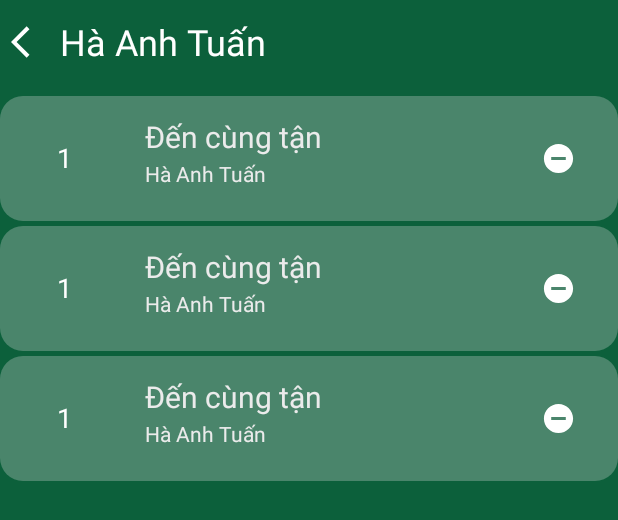
After one commit to Hailong27/AppMusic, an Android app: the layout list_song.xml on its own in the app's theme, with its tools: preview values and no code run, on a phone screen of 412 x 824 dp. The commit adds this screen. Shown: the top 520 px of the screen. Run offline under Robolectric (Android 15) with nearby library versions, the phone set to English and light mode, and no system bars.

Commit message:
update Hieu branch

```diff
--- a/app/src/main/res/drawable/baseline_arrow_back_ios_24.xml
+++ b/app/src/main/res/drawable/baseline_arrow_back_ios_24.xml
@@ -1,5 +1,5 @@
 <vector android:autoMirrored="true" android:height="25dp"
-    android:tint="#0C603B" android:viewportHeight="24"
+    android:tint="#FFFFFF" android:viewportHeight="24"
     android:viewportWidth="24" android:width="25dp" xmlns:android="http://schemas.android.com/apk/res/android">
     <path android:fillColor="@android:color/white" android:pathData="M11.67,3.87L9.9,2.1 0,12l9.9,9.9 1.77,-1.77L3.54,12z"/>
 </vector>
--- /dev/null
+++ b/app/src/main/res/drawable/baseline_disc_full_24.xml
@@ -0,0 +1,5 @@
+<vector android:height="40dp" android:tint="#0C603B"
+    android:viewportHeight="24" android:viewportWidth="24"
+    android:width="40dp" xmlns:android="http://schemas.android.com/apk/res/android">
+    <path android:fillColor="@android:color/white" android:pathData="M20,16h2v-2h-2v2zM20,7v5h2L22,7h-2zM10,4c-4.42,0 -8,3.58 -8,8s3.58,8 8,8 8,-3.58 8,-8 -3.58,-8 -8,-8zM10,14c-1.1,0 -2,-0.9 -2,-2s0.9,-2 2,-2 2,0.9 2,2 -0.9,2 -2,2z"/>
+</vector>
--- /dev/null
+++ b/app/src/main/res/drawable/baseline_do_not_disturb_on_24.xml
@@ -0,0 +1,5 @@
+<vector android:height="23dp" android:tint="#FFFFFF"
+    android:viewportHeight="24" android:viewportWidth="24"
+    android:width="23dp" xmlns:android="http://schemas.android.com/apk/res/android">
+    <path android:fillColor="@android:color/white" android:pathData="M12,2C6.48,2 2,6.48 2,12s4.48,10 10,10 10,-4.48 10,-10S17.52,2 12,2zM17,13L7,13v-2h10v2z"/>
+</vector>
--- /dev/null
+++ b/app/src/main/res/drawable/baseline_folder_24.xml
@@ -0,0 +1,5 @@
+<vector android:height="30dp" android:tint="#EBEBEB"
+    android:viewportHeight="24" android:viewportWidth="24"
+    android:width="30dp" xmlns:android="http://schemas.android.com/apk/res/android">
+    <path android:fillColor="@android:color/white" android:pathData="M10,4H4c-1.1,0 -1.99,0.9 -1.99,2L2,18c0,1.1 0.9,2 2,2h16c1.1,0 2,-0.9 2,-2V8c0,-1.1 -0.9,-2 -2,-2h-8l-2,-2z"/>
+</vector>
--- /dev/null
+++ b/app/src/main/res/drawable/baseline_heart_broken_24.xml
@@ -0,0 +1,5 @@
+<vector android:height="30dp" android:tint="#EBEBEB"
+    android:viewportHeight="24" android:viewportWidth="24"
+    android:width="30dp" xmlns:android="http://schemas.android.com/apk/res/android">
+    <path android:fillColor="@android:color/white" android:pathData="M16.5,3c-0.96,0 -1.9,0.25 -2.73,0.69L12,9h3l-3,10l1,-9h-3l1.54,-5.39C10.47,3.61 9.01,3 7.5,3C4.42,3 2,5.42 2,8.5c0,4.13 4.16,7.18 10,12.5c5.47,-4.94 10,-8.26 10,-12.5C22,5.42 19.58,3 16.5,3z"/>
+</vector>
--- /dev/null
+++ b/app/src/main/res/drawable/baseline_person_24.xml
@@ -0,0 +1,5 @@
+<vector android:height="40dp" android:tint="#0C603B"
+    android:viewportHeight="24" android:viewportWidth="24"
+    android:width="40dp" xmlns:android="http://schemas.android.com/apk/res/android">
+    <path android:fillColor="@android:color/white" android:pathData="M12,12c2.21,0 4,-1.79 4,-4s-1.79,-4 -4,-4 -4,1.79 -4,4 1.79,4 4,4zM12,14c-2.67,0 -8,1.34 -8,4v2h16v-2c0,-2.66 -5.33,-4 -8,-4z"/>
+</vector>
--- /dev/null
+++ b/app/src/main/res/drawable/baseline_view_list_24.xml
@@ -0,0 +1,5 @@
+<vector android:autoMirrored="true" android:height="24dp"
+    android:tint="#EBEBEB" android:viewportHeight="24"
+    android:viewportWidth="24" android:width="24dp" xmlns:android="http://schemas.android.com/apk/res/android">
+    <path android:fillColor="@android:color/white" android:pathData="M3,14h4v-4H3V14zM3,19h4v-4H3V19zM3,9h4V5H3V9zM8,14h13v-4H8V14zM8,19h13v-4H8V19zM8,5v4h13V5H8z"/>
+</vector>
--- /dev/null
+++ b/app/src/main/res/drawable/round_image.xml
@@ -0,0 +1,4 @@
+<?xml version="1.0" encoding="utf-8"?>
+<shape xmlns:android="http://schemas.android.com/apk/res/android">
+    <corners android:radius="10dp"></corners>
+</shape>
--- /dev/null
+++ b/app/src/main/res/drawable/roundstyle.xml
@@ -0,0 +1,4 @@
+<?xml version="1.0" encoding="utf-8"?>
+<shape xmlns:android="http://schemas.android.com/apk/res/android">
+    <corners android:radius="15dp"></corners>
+</shape>
--- a/app/src/main/res/layout/activity_main.xml
+++ b/app/src/main/res/layout/activity_main.xml
@@ -4,7 +4,9 @@
     xmlns:tools="http://schemas.android.com/tools"
     android:layout_width="match_parent"
     android:layout_height="match_parent"
-    tools:context=".MainActivity">
+    tools:context=".MainActivity"
+    android:fitsSystemWindows="true"
+    >
 
     <FrameLayout
         android:layout_width="match_parent"
--- /dev/null
+++ b/app/src/main/res/layout/list_song.xml
@@ -0,0 +1,261 @@
+<?xml version="1.0" encoding="utf-8"?>
+<LinearLayout xmlns:android="http://schemas.android.com/apk/res/android"
+    android:layout_width="match_parent"
+    android:layout_height="match_parent"
+    xmlns:app="http://schemas.android.com/apk/res-auto"
+    android:background="@color/bg_color"
+    android:orientation="vertical">
+    <LinearLayout
+        android:layout_width="match_parent"
+        android:layout_height="56dp">
+        <LinearLayout
+            android:layout_width="40dp"
+            android:layout_height="match_parent"
+            android:gravity="center"
+            >
+            <ImageView
+                android:layout_width="25dp"
+                android:layout_height="25dp"
+                android:src="@drawable/baseline_arrow_back_ios_24"
+                />
+        </LinearLayout>
+        <LinearLayout
+            android:layout_width="320dp"
+            android:layout_height="match_parent"
+
+            >
+            <TextView
+                android:layout_width="match_parent"
+                android:layout_height="match_parent"
+                android:text="Hà Anh Tuấn"
+                android:textColor="@color/white"
+                android:textFontWeight="900"
+                android:textSize="24dp"
+                android:gravity="center_vertical"
+                >
+
+            </TextView>
+        </LinearLayout>
+    </LinearLayout>
+    <LinearLayout
+        android:layout_width="match_parent"
+        android:layout_marginTop="8dp"
+        android:layout_height="wrap_content"
+        android:orientation="vertical"
+        >
+        <!--        danh sach bai hat-->
+        <LinearLayout
+
+            android:layout_width="match_parent"
+            android:layout_height="83dp"
+            android:backgroundTint="@color/option_color"
+            android:background="@drawable/roundstyle"
+            android:layout_marginBottom="3dp"
+            >
+            <LinearLayout
+                android:layout_width="85dp"
+                android:layout_height="83dp"
+                android:lineHeight="83dp"
+                android:textSize="21dp"
+                android:gravity="center"
+                android:textColor="@color/text_color"
+                >
+                <TextView
+                    android:layout_width="37dp"
+                    android:layout_height="37dp"
+                    android:gravity="center"
+                    android:textFontWeight="@integer/material_motion_duration_long_1"
+                    android:textColor="@color/white"
+                    android:textSize="18dp"
+                    android:text="1"/>
+            </LinearLayout>
+
+            <LinearLayout
+                android:layout_width="275dp"
+                android:layout_height="83dp"
+                android:orientation="vertical"
+                >
+                <TextView
+                    android:layout_marginTop="12dp"
+                    android:layout_width="match_parent"
+                    android:layout_height="30dp"
+                    android:layout_marginLeft="11dp"
+                    android:lineHeight="83dp"
+                    android:textSize="20dp"
+                    android:text="Đến cùng tận"
+                    android:gravity="center_vertical"
+                    android:textColor="@color/text_color"
+                    android:textFontWeight="700"
+                    ></TextView>
+                <TextView
+                    android:layout_width="match_parent"
+                    android:layout_height="20dp"
+                    android:layout_marginLeft="11dp"
+                    android:lineHeight="83dp"
+                    android:textSize="14dp"
+                    android:text="Hà Anh Tuấn"
+                    android:gravity="center_vertical"
+                    android:textColor="@color/text_color"
+                    android:textFontWeight="@integer/material_motion_duration_long_1"
+                    ></TextView>
+            </LinearLayout>
+            <LinearLayout
+                android:layout_width="50dp"
+                android:layout_height="83dp"
+                android:lineHeight="83dp"
+                android:textSize="21dp"
+                android:gravity="center_vertical"
+                android:textColor="@color/text_color"
+                >
+                <ImageView
+                    android:layout_width="23dp"
+                    android:layout_height="23dp"
+                    android:src="@drawable/baseline_do_not_disturb_on_24"
+                    >
+                </ImageView>
+            </LinearLayout>
+        </LinearLayout>
+        <LinearLayout
+
+            android:layout_width="match_parent"
+            android:layout_height="83dp"
+            android:backgroundTint="@color/option_color"
+            android:background="@drawable/roundstyle"
+            android:layout_marginBottom="3dp"
+            >
+            <LinearLayout
+                android:layout_width="85dp"
+                android:layout_height="83dp"
+                android:lineHeight="83dp"
+                android:textSize="21dp"
+                android:gravity="center"
+                android:textColor="@color/text_color"
+                >
+                <TextView
+                    android:layout_width="37dp"
+                    android:layout_height="37dp"
+                    android:gravity="center"
+                    android:textFontWeight="@integer/material_motion_duration_long_1"
+                    android:textColor="@color/white"
+                    android:textSize="18dp"
+                    android:text="1"/>
+            </LinearLayout>
+
+            <LinearLayout
+                android:layout_width="275dp"
+                android:layout_height="83dp"
+                android:orientation="vertical"
+                >
+                <TextView
+                    android:layout_marginTop="12dp"
+                    android:layout_width="match_parent"
+                    android:layout_height="30dp"
+                    android:layout_marginLeft="11dp"
+                    android:lineHeight="83dp"
+                    android:textSize="20dp"
+                    android:text="Đến cùng tận"
+                    android:gravity="center_vertical"
+                    android:textColor="@color/text_color"
+                    android:textFontWeight="700"
+                    ></TextView>
+                <TextView
+                    android:layout_width="match_parent"
+                    android:layout_height="20dp"
+                    android:layout_marginLeft="11dp"
+                    android:lineHeight="83dp"
+                    android:textSize="14dp"
+                    android:text="Hà Anh Tuấn"
+                    android:gravity="center_vertical"
+                    android:textColor="@color/text_color"
+                    android:textFontWeight="@integer/material_motion_duration_long_1"
+                    ></TextView>
+            </LinearLayout>
+            <LinearLayout
+                android:layout_width="50dp"
+                android:layout_height="83dp"
+                android:lineHeight="83dp"
+                android:textSize="21dp"
+                android:gravity="center_vertical"
+                android:textColor="@color/text_color"
+                >
+                <ImageView
+                    android:layout_width="23dp"
+                    android:layout_height="23dp"
+                    android:src="@drawable/baseline_do_not_disturb_on_24"
+                    >
+                </ImageView>
+            </LinearLayout>
+        </LinearLayout>
+        <LinearLayout
+
+            android:layout_width="match_parent"
+            android:layout_height="83dp"
+            android:backgroundTint="@color/option_color"
+            android:background="@drawable/roundstyle"
+            android:layout_marginBottom="3dp"
+            >
+            <LinearLayout
+                android:layout_width="85dp"
+                android:layout_height="83dp"
+                android:lineHeight="83dp"
+                android:textSize="21dp"
+                android:gravity="center"
+                android:textColor="@color/text_color"
+                >
+                <TextView
+                    android:layout_width="37dp"
+                    android:layout_height="37dp"
+                    android:gravity="center"
+                    android:textFontWeight="@integer/material_motion_duration_long_1"
+                    android:textColor="@color/white"
+                    android:textSize="18dp"
+                    android:text="1"/>
+            </LinearLayout>
+
+            <LinearLayout
+                android:layout_width="275dp"
+                android:layout_height="83dp"
+                android:orientation="vertical"
+                >
+                <TextView
+                    android:layout_marginTop="12dp"
+                    android:layout_width="match_parent"
+                    android:layout_height="30dp"
+                    android:layout_marginLeft="11dp"
+                    android:lineHeight="83dp"
+                    android:textSize="20dp"
+                    android:text="Đến cùng tận"
+                    android:gravity="center_vertical"
+                    android:textColor="@color/text_color"
+                    android:textFontWeight="700"
+                    ></TextView>
+                <TextView
+                    android:layout_width="match_parent"
+                    android:layout_height="20dp"
+                    android:layout_marginLeft="11dp"
+                    android:lineHeight="83dp"
+                    android:textSize="14dp"
+                    android:text="Hà Anh Tuấn"
+                    android:gravity="center_vertical"
+                    android:textColor="@color/text_color"
+                    android:textFontWeight="@integer/material_motion_duration_long_1"
+                    ></TextView>
+            </LinearLayout>
+            <LinearLayout
+                android:layout_width="50dp"
+                android:layout_height="83dp"
+                android:lineHeight="83dp"
+                android:textSize="21dp"
+                android:gravity="center_vertical"
+                android:textColor="@color/text_color"
+                >
+                <ImageView
+                    android:layout_width="23dp"
+                    android:layout_height="23dp"
+                    android:src="@drawable/baseline_do_not_disturb_on_24"
+                    >
+                </ImageView>
+            </LinearLayout>
+        </LinearLayout>
+    </LinearLayout>
+</LinearLayout>
--- a/app/src/main/res/values/colors.xml
+++ b/app/src/main/res/values/colors.xml
@@ -8,4 +8,8 @@
     <color name="black">#FF000000</color>
     <color name="white">#FFFFFFFF</color>
     <color name="back">#0C603B</color>
+<!--Hieu color-->
+    <color name="bg_color">#0C603B</color>
+    <color name="text_color">#EBEBEB</color>
+    <color name="option_color">#4DD9D9D9</color>
 </resources>
--- /dev/null
+++ b/app/src/main/res/values/styles.xml
@@ -0,0 +1,6 @@
+<?xml version="1.0" encoding="utf-8"?>
+<resources>
+    <style name="circle">
+        <item name="cornerSize">10dp</item>
+    </style>
+</resources>
--- a/app/src/main/res/values/themes.xml
+++ b/app/src/main/res/values/themes.xml
@@ -12,5 +12,7 @@
         <!-- Status bar color. -->
         <item name="android:statusBarColor">?attr/colorPrimaryVariant</item>
         <!-- Customize your theme here. -->
+        <item name="windowActionBar">false</item>
+        <item name="windowNoTitle">true</item>
     </style>
 </resources>
```
Also changed, not shown: app/src/main/res/drawable/border_color.xml (added, +9 -0 lines), app/src/main/res/layout/list_option.xml (added, +179 -0 lines), app/src/main/res/layout/playlist.xml (added, +164 -0 lines), app/src/main/res/drawable/hat.jpg (added).
